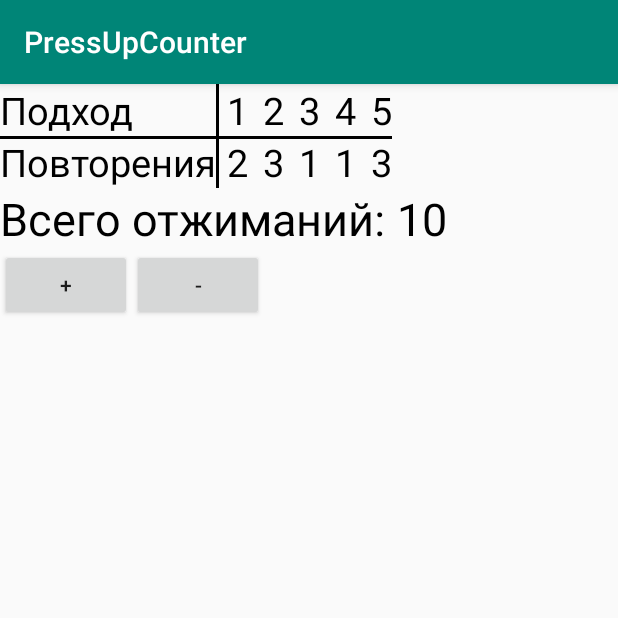
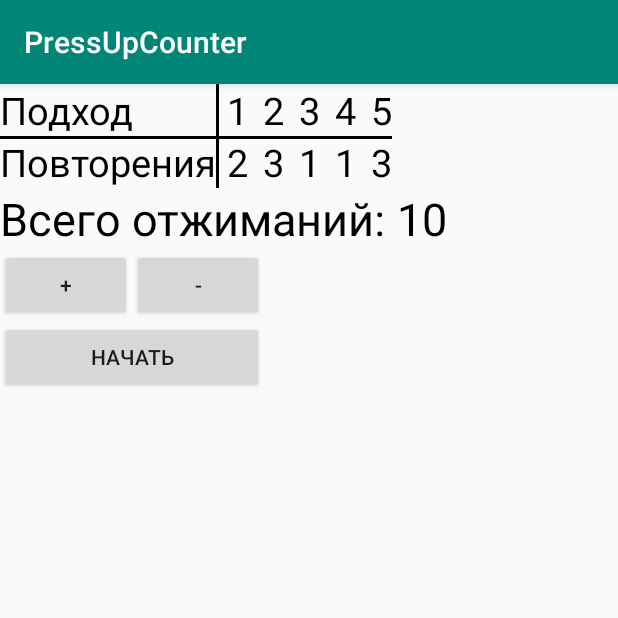
Before and after one commit to Agress1on/PressUpCounter, an Android app: the screen it shows after launch (MainActivity), after a tap on "ПРОПУСТИТЬ", on a phone screen of 412 x 824 dp, the top half of it. Run offline under Robolectric (Android 15) with nearby library versions, the light colour scheme and no system bars; our stand-ins replace data binding.

Commit message:
- добавил кнопку старта занятий и переименовал фрагменты

```diff
--- a/app/src/main/java/com/example/alexa/pressupcounter/firstlaunch/view/FirstFragment.java
+++ b/app/src/main/java/com/example/alexa/pressupcounter/firstlaunch/view/FirstFragment.java
@@ -20,7 +20,7 @@ public class FirstFragment extends Fragment {
     @Nullable
     @Override
     public View onCreateView(@NonNull LayoutInflater inflater, @Nullable ViewGroup container, @Nullable Bundle savedInstanceState) {
-        View view = inflater.inflate(R.layout.fragment_first, container, false);
+        View view = inflater.inflate(R.layout.fragment_introduction_first, container, false);
         return view;
     }
 
--- a/app/src/main/java/com/example/alexa/pressupcounter/firstlaunch/view/SecondFragment.java
+++ b/app/src/main/java/com/example/alexa/pressupcounter/firstlaunch/view/SecondFragment.java
@@ -19,7 +19,7 @@ public class SecondFragment extends Fragment {
     @Nullable
     @Override
     public View onCreateView(@NonNull LayoutInflater inflater, @Nullable ViewGroup container, @Nullable Bundle savedInstanceState) {
-        View view = inflater.inflate(R.layout.fragment_second, container, false);
+        View view = inflater.inflate(R.layout.fragment_introduction_second, container, false);
         return view;
     }
 
--- a/app/src/main/java/com/example/alexa/pressupcounter/firstlaunch/view/ThirdFragment.java
+++ b/app/src/main/java/com/example/alexa/pressupcounter/firstlaunch/view/ThirdFragment.java
@@ -20,7 +20,7 @@ public class ThirdFragment extends Fragment {
     @Nullable
     @Override
     public View onCreateView(@NonNull LayoutInflater inflater, @Nullable ViewGroup container, @Nullable Bundle savedInstanceState) {
-        View view = inflater.inflate(R.layout.fragment_third, container, false);
+        View view = inflater.inflate(R.layout.fragment_introduction_third, container, false);
         return view;
     }
 
--- a/app/src/main/res/layout/fragment_start.xml
+++ b/app/src/main/res/layout/fragment_start.xml
@@ -204,5 +204,14 @@
             app:layout_constraintStart_toEndOf="@id/increment_button"
             app:layout_constraintTop_toTopOf="@id/increment_button" />
 
+        <Button
+            android:id="@+id/start_train_btn"
+            android:layout_width="0dp"
+            android:layout_height="wrap_content"
+            android:text="начать"
+            app:layout_constraintStart_toStartOf="@id/increment_button"
+            app:layout_constraintEnd_toEndOf="@id/decrement_button"
+            app:layout_constraintTop_toBottomOf="@id/increment_button"/>
+
     </android.support.constraint.ConstraintLayout>
 </layout>
```
Also changed, not shown: app/src/main/res/layout/fragment_introduction_first.xml (renamed from app/src/main/res/layout/fragment_first.xml), app/src/main/res/layout/fragment_introduction_second.xml (renamed from app/src/main/res/layout/fragment_second.xml), app/src/main/res/layout/fragment_introduction_third.xml (renamed from app/src/main/res/layout/fragment_third.xml).
